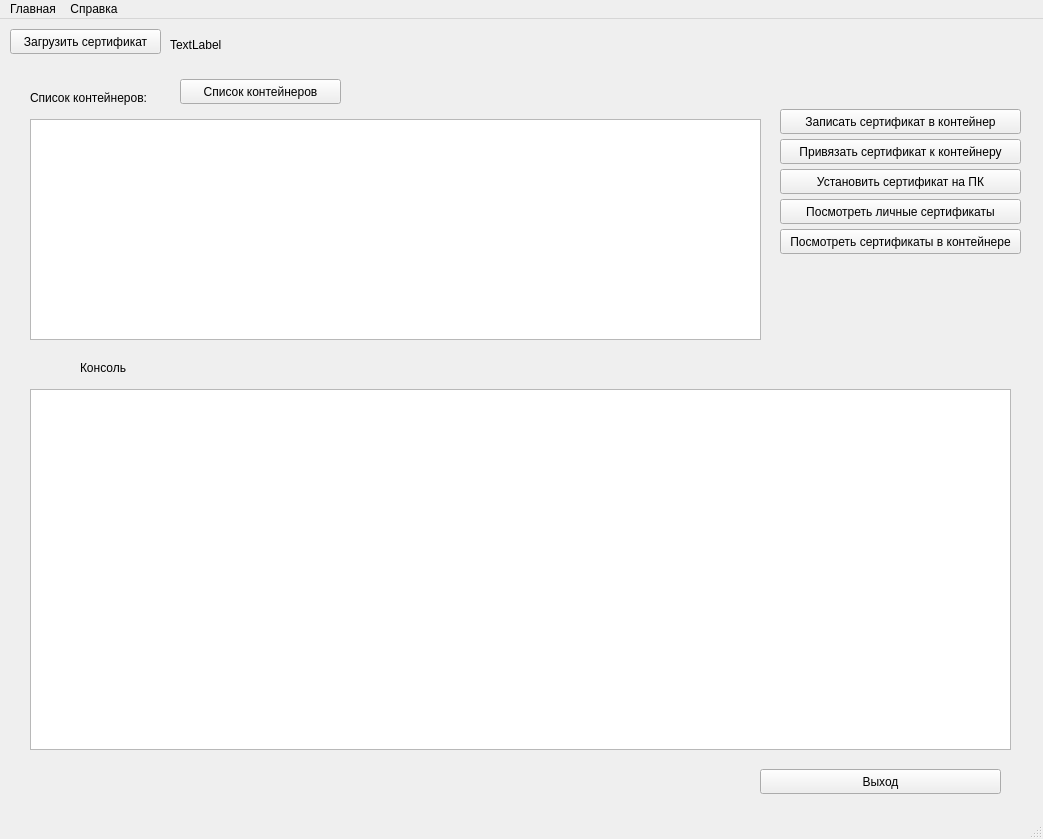
Above: main_window_0_2.ui from DmitryBilas/CryptoProManager before the change. Below: the same form after it.
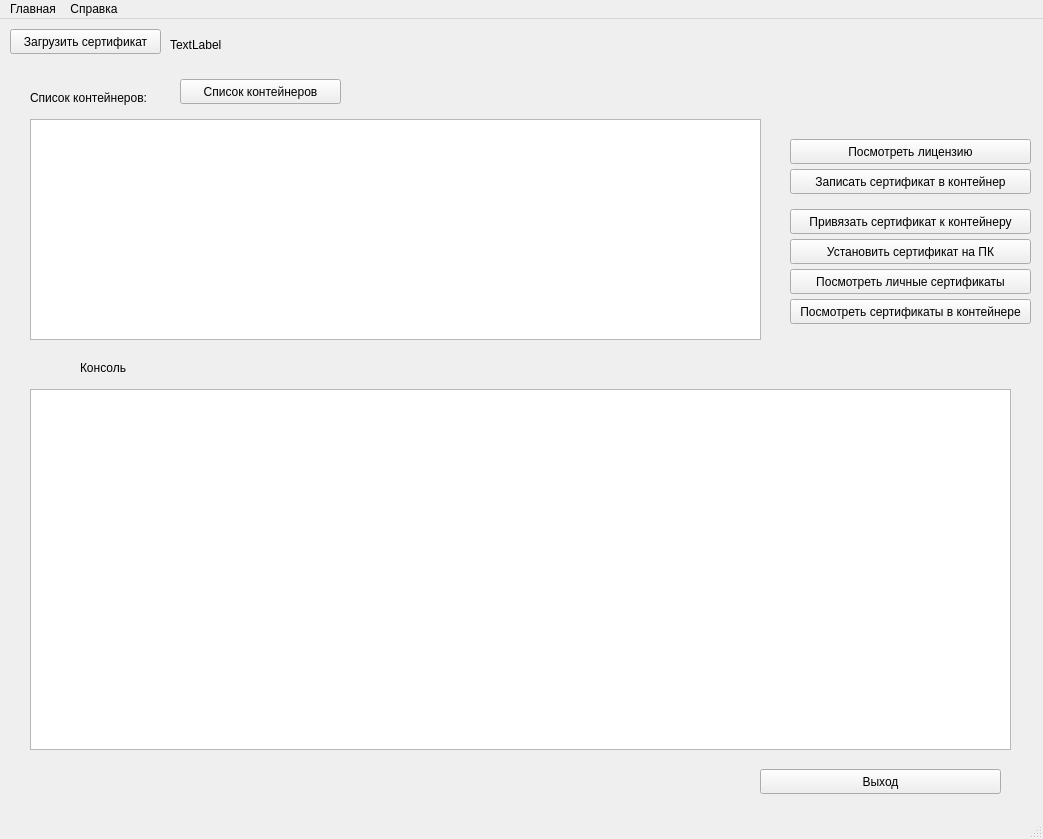
That is the form after the change.

Commit message: added get_lic

Patch:
```diff
--- a/main_window_0_2.ui
+++ b/main_window_0_2.ui
@@ -82,8 +82,8 @@
    <widget class="QPushButton" name="button_install_cert_into_cont">
     <property name="geometry">
      <rect>
-      <x>780</x>
-      <y>90</y>
+      <x>790</x>
+      <y>150</y>
       <width>241</width>
       <height>25</height>
      </rect>
@@ -95,8 +95,8 @@
    <widget class="QPushButton" name="button_bind_cont_to_cert">
     <property name="geometry">
      <rect>
-      <x>780</x>
-      <y>120</y>
+      <x>790</x>
+      <y>190</y>
       <width>241</width>
       <height>25</height>
      </rect>
@@ -108,8 +108,8 @@
    <widget class="QPushButton" name="button_install">
     <property name="geometry">
      <rect>
-      <x>780</x>
-      <y>150</y>
+      <x>790</x>
+      <y>220</y>
       <width>241</width>
       <height>25</height>
      </rect>
@@ -121,8 +121,8 @@
    <widget class="QPushButton" name="button_view_local_certs">
     <property name="geometry">
      <rect>
-      <x>780</x>
-      <y>180</y>
+      <x>790</x>
+      <y>250</y>
       <width>241</width>
       <height>25</height>
      </rect>
@@ -134,8 +134,8 @@
    <widget class="QPushButton" name="button_view_certs_in_cont">
     <property name="geometry">
      <rect>
-      <x>780</x>
-      <y>210</y>
+      <x>790</x>
+      <y>280</y>
       <width>241</width>
       <height>25</height>
      </rect>
@@ -177,6 +177,19 @@
      </rect>
     </property>
    </widget>
+   <widget class="QPushButton" name="button_get_lic">
+    <property name="geometry">
+     <rect>
+      <x>790</x>
+      <y>120</y>
+      <width>241</width>
+      <height>25</height>
+     </rect>
+    </property>
+    <property name="text">
+     <string>Посмотреть лицензию</string>
+    </property>
+   </widget>
   </widget>
   <widget class="QMenuBar" name="menubar">
    <property name="geometry">
```
The commit also changes 2 other files.
